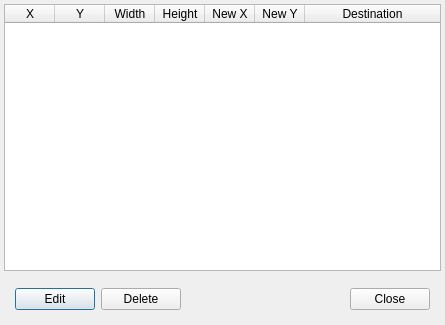
Above: ListLinksDialog.ui from lukegrahamSydney/TilesEditor before the change. Below: the same form after it.
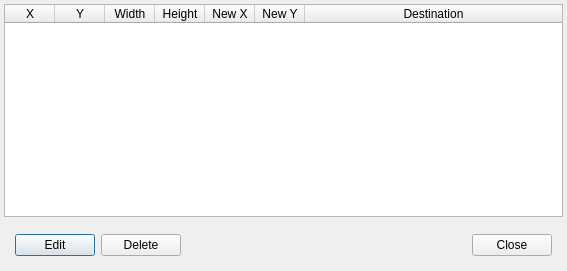
That is the form after the change.

Diff of the .ui file:
```diff
--- a/ListLinksDialog.ui
+++ b/ListLinksDialog.ui
@@ -6,8 +6,8 @@
    <rect>
     <x>0</x>
     <y>0</y>
-    <width>445</width>
-    <height>325</height>
+    <width>567</width>
+    <height>271</height>
    </rect>
   </property>
   <property name="windowTitle">
@@ -30,7 +30,7 @@
     <layout class="QVBoxLayout" name="verticalLayout">
      <item>
       <widget class="QWidget" name="widget_2" native="true">
-       <layout class="QGridLayout" name="gridLayout_2">
+       <layout class="QVBoxLayout" name="verticalLayout_2">
         <property name="leftMargin">
          <number>2</number>
         </property>
@@ -43,8 +43,14 @@
         <property name="bottomMargin">
          <number>2</number>
         </property>
-        <item row="0" column="0">
+        <item>
          <widget class="QTableWidget" name="linksTable">
+          <property name="sizePolicy">
+           <sizepolicy hsizetype="Preferred" vsizetype="Preferred">
+            <horstretch>0</horstretch>
+            <verstretch>0</verstretch>
+           </sizepolicy>
+          </property>
           <property name="editTriggers">
            <set>QAbstractItemView::NoEditTriggers</set>
           </property>
@@ -100,7 +106,7 @@
           </column>
          </widget>
         </item>
-        <item row="1" column="0">
+        <item>
          <widget class="QWidget" name="widget" native="true">
           <property name="sizePolicy">
            <sizepolicy hsizetype="Preferred" vsizetype="Fixed">
@@ -111,7 +117,7 @@
           <property name="minimumSize">
            <size>
             <width>0</width>
-            <height>40</height>
+            <height>0</height>
            </size>
           </property>
           <layout class="QHBoxLayout" name="horizontalLayout">
```
